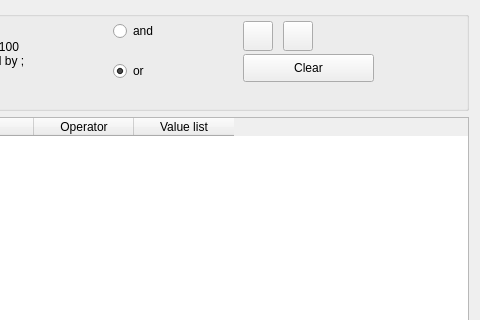
The window that src/GUI_UIs/ui_report_attribute_parameters.ui (ccbogel/QualCoder) describes before a commit, drawn with Qt 5; both pictures show x 278 to 758 and y 0 to 320 of the 758 by 509 pixel window.
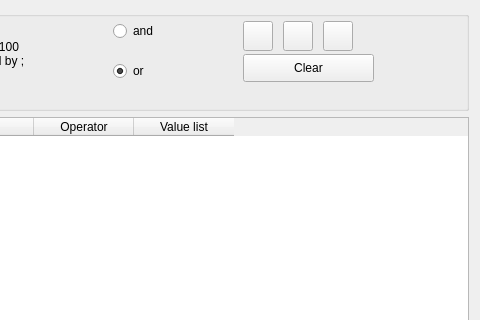
The same window after the commit.

Commit message: Delete filter button

```diff
--- a/src/GUI_UIs/ui_report_attribute_parameters.ui
+++ b/src/GUI_UIs/ui_report_attribute_parameters.ui
@@ -157,6 +157,22 @@
        <bool>true</bool>
       </property>
      </widget>
+     <widget class="QPushButton" name="pushButton_delete_filter">
+      <property name="geometry">
+       <rect>
+        <x>590</x>
+        <y>10</y>
+        <width>30</width>
+        <height>30</height>
+       </rect>
+      </property>
+      <property name="toolTip">
+       <string>Delete saved filter settings</string>
+      </property>
+      <property name="text">
+       <string/>
+      </property>
+     </widget>
     </widget>
    </item>
    <item>
```
